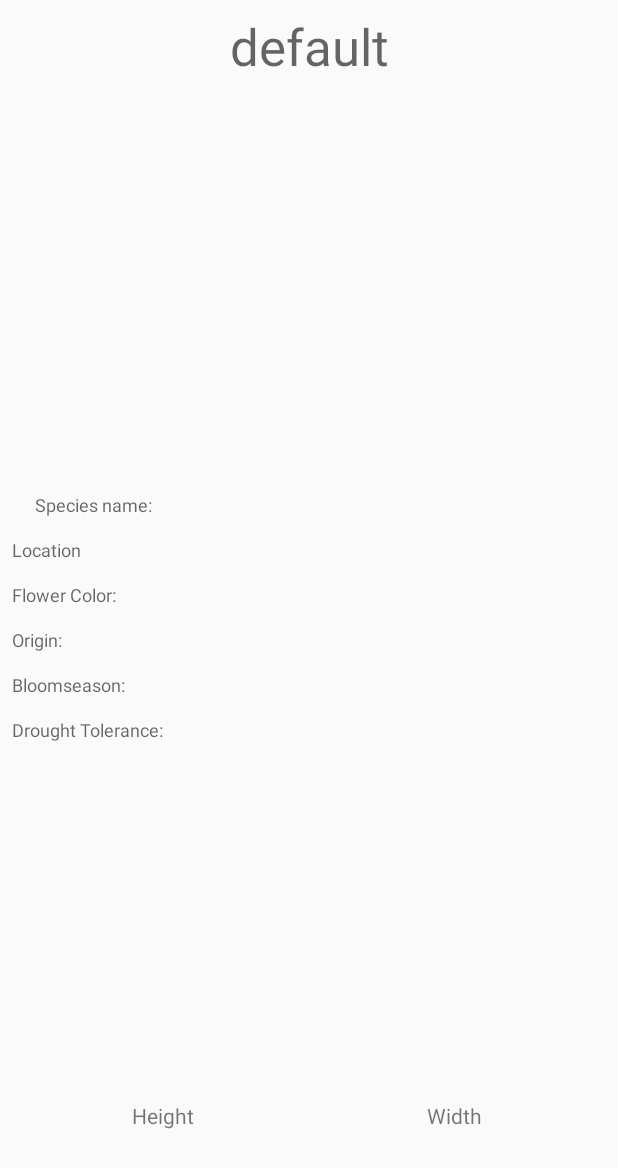
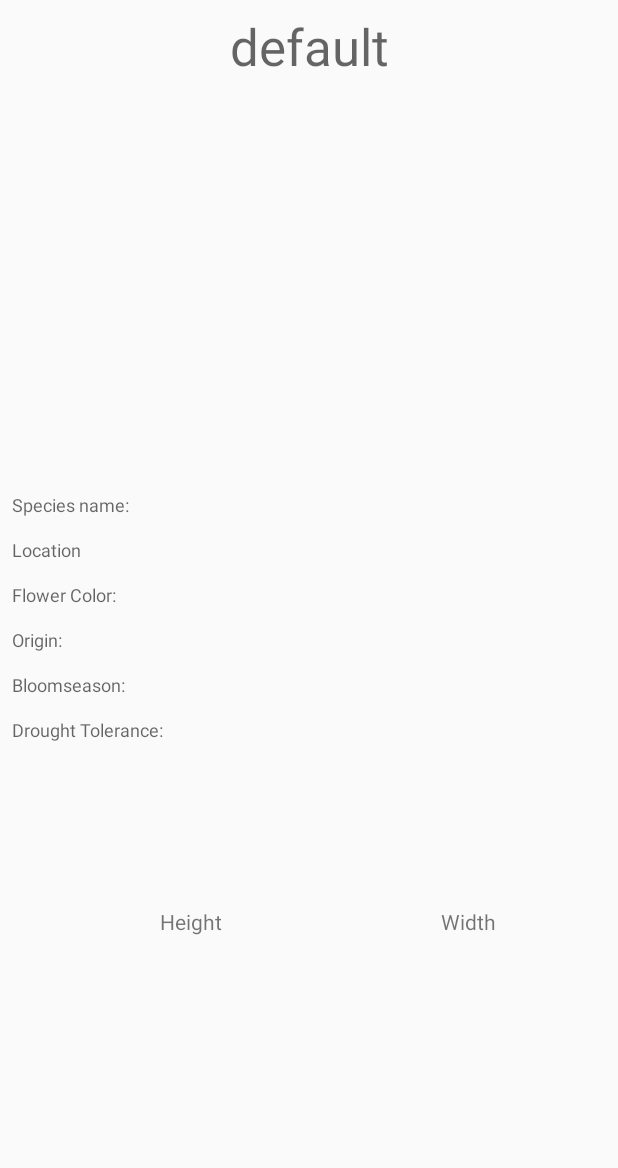
Before and after one commit to rickymedrano/PlantsofCI, an Android app: the layout plant_specification.xml on its own in the app's theme, with its tools: preview values and no code run, on a phone screen of 412 x 824 dp. Shown: the top 1168 px of the screen. Run offline under Robolectric (Android 15) with nearby library versions, the phone set to English and light mode, and no system bars.

Commit message:
update to plant spec xml and java
these should be up to date. still testing to determine if they run properly.

```diff
--- a/src/main/res/layout/plant_specification.xml
+++ b/src/main/res/layout/plant_specification.xml
@@ -6,62 +6,34 @@
     android:layout_height="match_parent"
     tools:context="com.example.steven.plantsofci.PlantSpecification">
 
-    <TextView
-        android:id="@+id/drought"
-        android:layout_width="230dp"
-        android:layout_height="30dp"
-        android:layout_above="@+id/textView3"
-        android:layout_marginBottom="8dp"
-        android:layout_toEndOf="@+id/guideline"
-        android:layout_toRightOf="@+id/guideline"
-        android:ems="10"
-        android:inputType="textPersonName"
-        android:singleLine="false"
-        android:textAppearance="@style/TextAppearance.AppCompat.Caption"
-        app:layout_constraintBottom_toBottomOf="parent"
-        app:layout_constraintEnd_toEndOf="parent"
-        app:layout_constraintHorizontal_bias="0.0"
-        app:layout_constraintStart_toEndOf="@+id/DroughtTolerance"
-        app:layout_constraintTop_toBottomOf="@+id/bloomseason"
-        app:layout_constraintVertical_bias="0.0"
-        tools:ignore="UnknownId" />
 
     <TextView
-        android:id="@+id/plantheight"
-        android:layout_width="150dp"
-        android:layout_height="20dp"
-        android:layout_above="@+id/editText3"
-        android:layout_alignParentLeft="true"
-        android:layout_alignParentStart="true"
-        android:layout_marginBottom="8dp"
-        android:ems="10"
-        android:inputType="textPersonName"
-        android:singleLine="false"
-        android:textAppearance="@style/TextAppearance.AppCompat.Caption"
-        app:layout_constraintBottom_toBottomOf="parent"
-        app:layout_constraintEnd_toStartOf="@+id/textView4"
+        android:id="@+id/plantTitle"
+        android:layout_width="wrap_content"
+        android:layout_height="wrap_content"
+        android:layout_alignEnd="@+id/textView3"
+        android:layout_alignParentTop="true"
+        android:layout_alignRight="@+id/textView3"
+        android:layout_marginTop="8dp"
+        android:text="default"
+        android:textAppearance="@style/TextAppearance.AppCompat.Display1"
+        app:layout_constraintEnd_toEndOf="parent"
+        app:layout_constraintStart_toStartOf="parent"
+        app:layout_constraintTop_toTopOf="parent"
+        tools:ignore="HardcodedText,UnknownId" />
+
+    <ImageView
+        android:id="@+id/imageView2"
+        android:layout_width="220dp"
+        android:layout_height="260dp"
+        android:layout_alignParentEnd="true"
+        android:layout_alignParentRight="true"
+        android:layout_alignTop="@+id/editText"
+        android:layout_marginTop="8dp"
+        app:layout_constraintEnd_toEndOf="parent"
         app:layout_constraintHorizontal_bias="0.5"
         app:layout_constraintStart_toEndOf="@+id/guideline"
-        app:layout_constraintTop_toBottomOf="@+id/textView12"
-        app:layout_constraintVertical_bias="0.272"
-        tools:ignore="UnknownId" />
-
-    <TextView
-        android:id="@+id/flowername"
-        android:layout_width="230dp"
-        android:layout_height="30dp"
-        android:layout_below="@+id/editText3"
-        android:layout_toEndOf="@+id/guideline"
-        android:layout_toRightOf="@+id/guideline"
-        android:ems="10"
-        android:inputType="textPersonName"
-        android:singleLine="false"
-        android:textAlignment="center"
-        android:textAppearance="@style/TextAppearance.AppCompat.Caption"
-        app:layout_constraintEnd_toEndOf="parent"
-        app:layout_constraintHorizontal_bias="0.0"
-        app:layout_constraintStart_toEndOf="@+id/FlowerColor"
-        app:layout_constraintTop_toBottomOf="@+id/location"
+        app:layout_constraintTop_toBottomOf="@+id/plantTitle"
         tools:ignore="UnknownId" />
 
     <TextView
@@ -79,42 +51,12 @@
         android:textAppearance="@style/TextAppearance.AppCompat.Caption"
         app:layout_constraintBottom_toBottomOf="parent"
         app:layout_constraintEnd_toEndOf="parent"
+        app:layout_constraintHorizontal_bias="1.0"
         app:layout_constraintStart_toEndOf="@+id/Speciesname"
         app:layout_constraintTop_toTopOf="parent"
         app:layout_constraintVertical_bias="0.0"
-        android:layout_marginRight="8dp"
-        tools:ignore="UnknownId" />
-
-    <TextView
-        android:id="@+id/origin"
-        android:layout_width="230dp"
-        android:layout_height="30dp"
-        android:layout_above="@+id/textView"
-        android:layout_alignParentLeft="true"
-        android:layout_alignParentStart="true"
-        android:ems="10"
-        android:inputType="textPersonName"
-        android:singleLine="false"
-        android:textAppearance="@style/TextAppearance.AppCompat.Caption"
-        app:layout_constraintEnd_toEndOf="parent"
-        app:layout_constraintHorizontal_bias="0.0"
-        app:layout_constraintStart_toEndOf="@+id/Origin"
-        app:layout_constraintTop_toBottomOf="@+id/flowername" />
-
-    <ImageView
-        android:id="@+id/imageView2"
-        android:layout_width="220dp"
-        android:layout_height="260dp"
-        android:layout_alignParentEnd="true"
-        android:layout_alignParentRight="true"
-        android:layout_alignTop="@+id/editText"
-        android:layout_marginTop="8dp"
-        app:layout_constraintEnd_toEndOf="parent"
-        app:layout_constraintHorizontal_bias="0.5"
-        app:layout_constraintStart_toEndOf="@+id/guideline"
-        app:layout_constraintTop_toBottomOf="@+id/plantTitle"
-        tools:ignore="UnknownId" />
-
+        tools:ignore="TextViewEdits,UnknownId"
+        android:layout_marginRight="8dp" />
 
     <TextView
         android:id="@+id/location"
@@ -133,47 +75,41 @@
         android:layout_marginRight="8dp" />
 
     <TextView
-        android:id="@+id/plantTitle"
-        android:layout_width="wrap_content"
-        android:layout_height="wrap_content"
-        android:layout_alignEnd="@+id/textView3"
-        android:layout_alignParentTop="true"
-        android:layout_alignRight="@+id/textView3"
-        android:layout_marginTop="8dp"
-        android:text="default"
-        android:textAppearance="@style/TextAppearance.AppCompat.Display1"
+        android:id="@+id/flowercolor"
+        android:layout_width="230dp"
+        android:layout_height="30dp"
+        android:layout_below="@+id/editText3"
+        android:layout_marginStart="0dp"
+        android:layout_toEndOf="@+id/guideline"
+        android:layout_toRightOf="@+id/guideline"
+        android:ems="10"
+        android:inputType="textPersonName"
+        android:singleLine="false"
+        android:textAlignment="center"
+        android:textAppearance="@style/TextAppearance.AppCompat.Caption"
         app:layout_constraintEnd_toEndOf="parent"
-        app:layout_constraintStart_toStartOf="parent"
-        app:layout_constraintTop_toTopOf="parent"
-        tools:ignore="UnknownId" />
+        app:layout_constraintHorizontal_bias="0.0"
+        app:layout_constraintStart_toEndOf="@+id/Flower_Color"
+        app:layout_constraintTop_toBottomOf="@+id/location"
+        tools:ignore="TextViewEdits,UnknownId"
+        android:layout_marginLeft="8dp" />
 
-    <android.support.constraint.Guideline
-        android:id="@+id/guideline"
-        android:layout_width="wrap_content"
-        android:layout_height="wrap_content"
-        android:orientation="vertical"
-        app:layout_constraintGuide_begin="0dp" />
-
-    <android.support.constraint.Guideline
-        android:id="@+id/guideline2"
-        android:layout_width="wrap_content"
-        android:layout_height="wrap_content"
-        android:orientation="horizontal"
-        app:layout_constraintGuide_begin="20dp" />
-
-    <android.support.constraint.Guideline
-        android:id="@+id/guideline3"
-        android:layout_width="wrap_content"
-        android:layout_height="wrap_content"
-        android:orientation="horizontal"
-        app:layout_constraintGuide_begin="20dp" />
-
-    <android.support.constraint.Guideline
-        android:id="@+id/guideline4"
-        android:layout_width="wrap_content"
-        android:layout_height="wrap_content"
-        android:orientation="horizontal"
-        app:layout_constraintGuide_begin="20dp" />
+    <TextView
+        android:id="@+id/origin"
+        android:layout_width="230dp"
+        android:layout_height="30dp"
+        android:layout_above="@+id/flowercolor"
+        android:layout_alignParentLeft="true"
+        android:layout_alignParentStart="true"
+        android:ems="10"
+        android:inputType="textPersonName"
+        android:singleLine="false"
+        android:textAppearance="@style/TextAppearance.AppCompat.Caption"
+        app:layout_constraintEnd_toEndOf="parent"
+        app:layout_constraintHorizontal_bias="0.0"
+        app:layout_constraintStart_toEndOf="@+id/Origin"
+        app:layout_constraintTop_toBottomOf="@+id/flowercolor"
+        tools:ignore="TextViewEdits" />
 
     <TextView
         android:id="@+id/bloomseason"
@@ -190,7 +126,50 @@
         android:layout_marginRight="8dp" />
 
     <TextView
-        android:id="@+id/textView4"
+        android:id="@+id/drought"
+        android:layout_width="231dp"
+        android:layout_height="31dp"
+        android:layout_above="@+id/textView3"
+        android:layout_marginBottom="8dp"
+        android:layout_marginEnd="8dp"
+        android:layout_marginTop="476dp"
+        android:layout_toEndOf="@+id/guideline"
+        android:layout_toRightOf="@+id/guideline"
+        android:ems="10"
+        android:inputType="textPersonName"
+        android:singleLine="false"
+        android:textAppearance="@style/TextAppearance.AppCompat.Caption"
+        app:layout_constraintBottom_toBottomOf="parent"
+        app:layout_constraintEnd_toEndOf="parent"
+        app:layout_constraintHorizontal_bias="0.0"
+        app:layout_constraintStart_toEndOf="@+id/droughttolerance"
+        app:layout_constraintTop_toTopOf="parent"
+        app:layout_constraintVertical_bias="0.038"
+        tools:ignore="TextViewEdits,UnknownId"
+        android:layout_marginRight="8dp" />
+
+    <TextView
+        android:id="@+id/plantHeight"
+        android:layout_width="150dp"
+        android:layout_height="20dp"
+        android:layout_above="@+id/editText3"
+        android:layout_alignParentLeft="true"
+        android:layout_alignParentStart="true"
+        android:layout_marginBottom="8dp"
+        android:ems="10"
+        android:inputType="textPersonName"
+        android:singleLine="false"
+        android:textAppearance="@style/TextAppearance.AppCompat.Caption"
+        app:layout_constraintBottom_toBottomOf="parent"
+        app:layout_constraintEnd_toStartOf="@+id/plantWidth"
+        app:layout_constraintHorizontal_bias="0.5"
+        app:layout_constraintStart_toEndOf="@+id/guideline"
+        app:layout_constraintTop_toBottomOf="@+id/height"
+        app:layout_constraintVertical_bias="0.272"
+        tools:ignore="TextViewEdits,UnknownId" />
+
+    <TextView
+        android:id="@+id/plantWidth"
         android:layout_width="150dp"
         android:layout_height="20dp"
         android:layout_marginBottom="8dp"
@@ -199,9 +178,15 @@
         app:layout_constraintBottom_toBottomOf="parent"
         app:layout_constraintEnd_toEndOf="parent"
         app:layout_constraintHorizontal_bias="0.5"
-        app:layout_constraintStart_toEndOf="@+id/plantheight"
-        app:layout_constraintTop_toBottomOf="@+id/textView13"
+        app:layout_constraintStart_toEndOf="@+id/plantHeight"
+        app:layout_constraintTop_toBottomOf="@+id/width"
         app:layout_constraintVertical_bias="0.272" />
+
+
+
+
+
+
 
     <TextView
         android:id="@+id/Species_name"
@@ -212,6 +197,7 @@
         android:text="@string/species_name"
         android:textAppearance="@style/TextAppearance.AppCompat.Caption"
         app:layout_constraintEnd_toStartOf="@+id/speciesname"
+        app:layout_constraintHorizontal_bias="0.0"
         app:layout_constraintStart_toStartOf="parent"
         app:layout_constraintTop_toTopOf="parent"
         android:layout_marginLeft="8dp" />
@@ -261,7 +247,7 @@
         android:layout_marginLeft="8dp" />
 
     <TextView
-        android:id="@+id/edittext6"
+        android:id="@+id/droughttolerance"
         android:layout_width="135dp"
         android:layout_height="30dp"
         android:layout_marginBottom="8dp"
@@ -274,29 +260,60 @@
         app:layout_constraintVertical_bias="0.0"
         android:layout_marginLeft="8dp" />
 
+
+
     <TextView
-        android:id="@+id/textView12"
+        android:id="@+id/height"
         android:layout_width="170dp"
         android:layout_height="21dp"
         android:text="@string/height"
         android:textAlignment="center"
-        app:layout_constraintBottom_toTopOf="@+id/plantheight"
-        app:layout_constraintEnd_toStartOf="@+id/textView13"
+        app:layout_constraintBottom_toTopOf="@+id/plantHeight"
+        app:layout_constraintEnd_toStartOf="@+id/width"
         app:layout_constraintHorizontal_bias="0.5"
         app:layout_constraintStart_toEndOf="@+id/guideline"
         app:layout_constraintTop_toBottomOf="@+id/drought" />
 
     <TextView
-        android:id="@+id/textView13"
+        android:id="@+id/width"
         android:layout_width="170dp"
         android:layout_height="20dp"
         android:text="@string/width"
         android:textAlignment="center"
-        app:layout_constraintBottom_toTopOf="@+id/textView4"
+        app:layout_constraintBottom_toTopOf="@+id/plantWidth"
         app:layout_constraintEnd_toEndOf="parent"
         app:layout_constraintHorizontal_bias="0.5"
-        app:layout_constraintStart_toEndOf="@+id/textView12"
+        app:layout_constraintStart_toEndOf="@+id/height"
         app:layout_constraintTop_toBottomOf="@+id/drought" />
+
+
+    <android.support.constraint.Guideline
+        android:id="@+id/guideline"
+        android:layout_width="wrap_content"
+        android:layout_height="wrap_content"
+        android:orientation="vertical"
+        app:layout_constraintGuide_end="384dp" />
+
+    <android.support.constraint.Guideline
+        android:id="@+id/guideline2"
+        android:layout_width="wrap_content"
+        android:layout_height="wrap_content"
+        android:orientation="horizontal"
+        app:layout_constraintGuide_begin="20dp" />
+
+    <android.support.constraint.Guideline
+        android:id="@+id/guideline3"
+        android:layout_width="wrap_content"
+        android:layout_height="wrap_content"
+        android:orientation="horizontal"
+        app:layout_constraintGuide_begin="20dp" />
+
+    <android.support.constraint.Guideline
+        android:id="@+id/guideline4"
+        android:layout_width="wrap_content"
+        android:layout_height="wrap_content"
+        android:orientation="horizontal"
+        app:layout_constraintGuide_begin="20dp" />
 
     <android.support.constraint.Guideline
         android:id="@+id/guideline5"
@@ -305,4 +322,6 @@
         android:orientation="horizontal"
         app:layout_constraintGuide_begin="20dp" />
 
+
+
 </android.support.constraint.ConstraintLayout>
```
Also changed, not shown: src/main/java/com/example/stevenromp/plantsofci/PlantSpecification.java (+75 -3 lines), src/main/res/layout/central_map.xml (deleted, +0 -35 lines).
